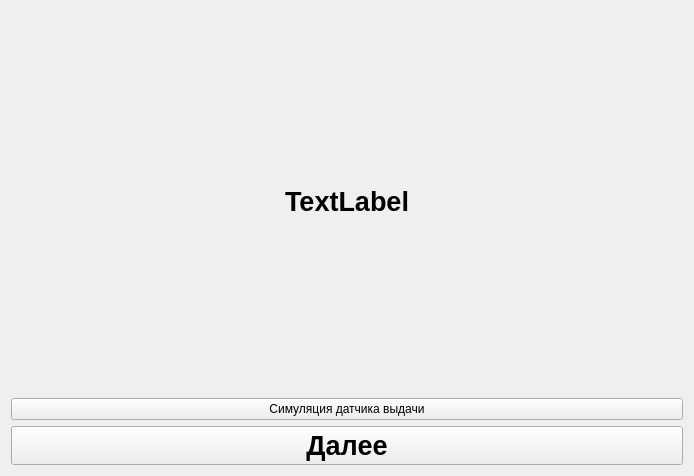
This is UIForms/GivingOutItem.ui in FelixMailwriter/VM as Qt 5 draws it before an edit. The edited form follows.
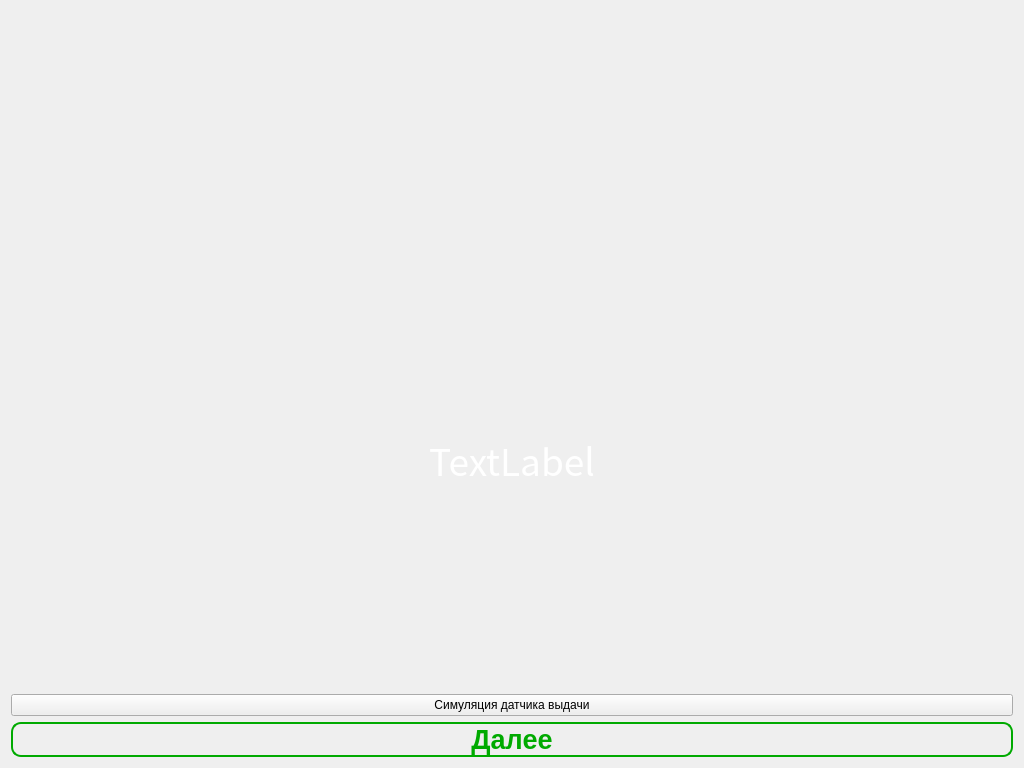
This is the edited form. Icons and pictures are not drawn.

Commit message: adjusting forms

Patch:
```diff
--- a/UIForms/GivingOutItem.ui
+++ b/UIForms/GivingOutItem.ui
@@ -6,25 +6,76 @@
    <rect>
     <x>0</x>
     <y>0</y>
-    <width>694</width>
-    <height>476</height>
+    <width>1024</width>
+    <height>768</height>
    </rect>
   </property>
   <property name="windowTitle">
    <string>Form</string>
   </property>
+  <property name="styleSheet">
+   <string notr="true">background-image: url(./Resources/Forms/ScanBrelok/FormBackGround.jpg);</string>
+  </property>
   <layout class="QVBoxLayout" name="verticalLayout_2">
    <item>
     <layout class="QVBoxLayout" name="verticalLayout">
      <item>
+      <layout class="QVBoxLayout" name="verticalLayout_3">
+       <item>
+        <spacer name="verticalSpacer_3">
+         <property name="orientation">
+          <enum>Qt::Vertical</enum>
+         </property>
+         <property name="sizeHint" stdset="0">
+          <size>
+           <width>20</width>
+           <height>40</height>
+          </size>
+         </property>
+        </spacer>
+       </item>
+       <item>
+        <widget class="QLabel" name="lbl_result">
+         <property name="text">
+          <string/>
+         </property>
+         <property name="pixmap">
+          <pixmap>../Resources/Forms/ScanBrelok/Success.png</pixmap>
+         </property>
+         <property name="alignment">
+          <set>Qt::AlignCenter</set>
+         </property>
+        </widget>
+       </item>
+       <item>
+        <spacer name="verticalSpacer">
+         <property name="orientation">
+          <enum>Qt::Vertical</enum>
+         </property>
+         <property name="sizeHint" stdset="0">
+          <size>
+           <width>20</width>
+           <height>40</height>
+          </size>
+         </property>
+        </spacer>
+       </item>
+       <item>
       <widget class="QLabel" name="lbl_msg">
        <property name="font">
         <font>
-         <pointsize>20</pointsize>
-         <weight>75</weight>
-         <bold>true</bold>
-        </font>
-       </property>
+           <family>Noto Sans CJK KR</family>
+           <pointsize>28</pointsize>
+           <weight>50</weight>
+           <italic>false</italic>
+           <bold>false</bold>
+          </font>
+         </property>
+         <property name="styleSheet">
+          <string notr="true">background-image: url(:/newPrefix/fon.png);
+color: rgb(255, 255, 255);
+font: 28pt &quot;Noto Sans CJK KR&quot;;</string>
+         </property>
        <property name="text">
         <string>TextLabel</string>
        </property>
@@ -34,6 +85,21 @@
       </widget>
      </item>
      <item>
+        <spacer name="verticalSpacer_2">
+         <property name="orientation">
+          <enum>Qt::Vertical</enum>
+         </property>
+         <property name="sizeHint" stdset="0">
+          <size>
+           <width>20</width>
+           <height>40</height>
+          </size>
+         </property>
+        </spacer>
+       </item>
+      </layout>
+     </item>
+     <item>
       <widget class="QPushButton" name="btn_OutSensSim">
        <property name="text">
         <string>Симуляция датчика выдачи</string>
@@ -49,6 +115,11 @@
          <bold>true</bold>
         </font>
        </property>
+       <property name="styleSheet">
+        <string notr="true">background-image: url(:/newPrefix/fon.png);
+color: rgb(0, 170, 0);
+border: 2px solid #e34761; border-color: rgb(0, 170, 0); border-radius: 10px</string>
+       </property>
        <property name="text">
         <string>Далее</string>
        </property>
```
Lines whose indentation alone changed are shown as unchanged. The commit also changes 11 other files.
